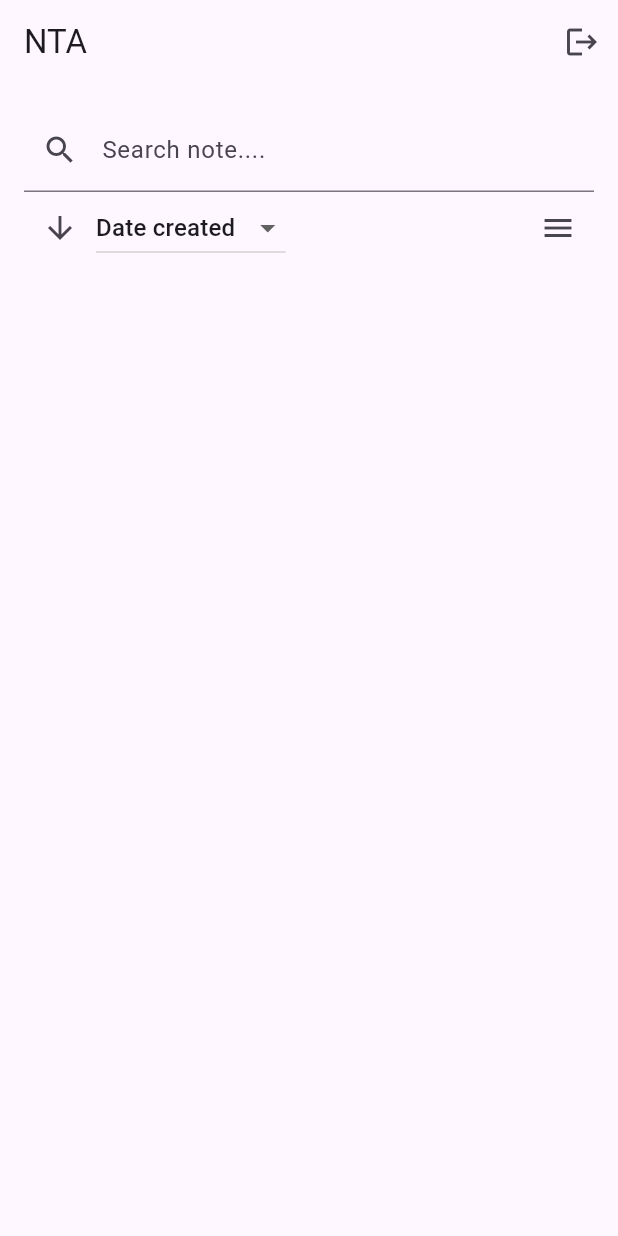
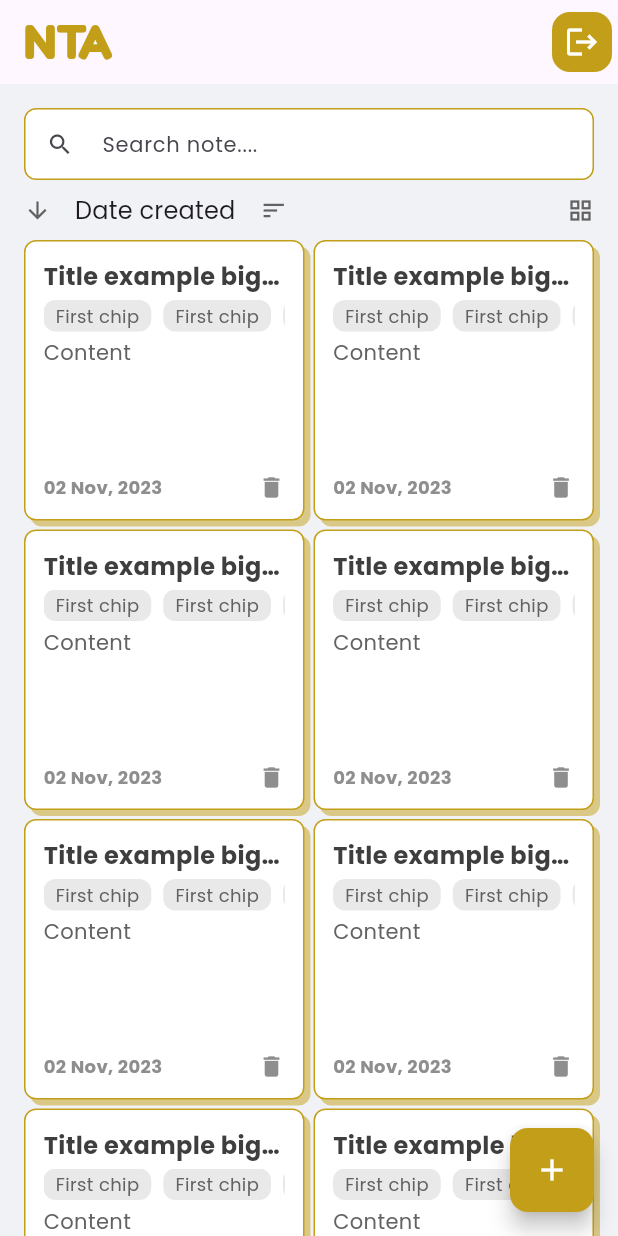
Before and after one commit to Mahe077/NTA, a Flutter app: the screen it shows after launch, on a phone screen of 412 x 824 dp. Run offline on Flutter 3.47's test engine with Material 3 defaults, Android fonts, the phone set to English and light mode, and no system bars.

Commit message:
created the UI

```diff
--- /dev/null
+++ b/lib/core/constants.dart
@@ -0,0 +1,11 @@
+import 'package:flutter/material.dart';
+
+const Color primary = Color(0xFFC39E18);
+const Color grey900 = Color(0xFF3E3E3E);
+const Color grey700 = Color(0xFF626262);
+const Color grey500 = Color(0xFF8E8E8E);
+const Color grey300 = Color(0xFFBEBEBE);
+const Color grey100 = Color(0xFFE9E9E9);
+const Color background = Color(0xFFF1F2F6);
+const Color black = Colors.black;
+const Color white = Colors.white;
--- a/lib/main.dart
+++ b/lib/main.dart
@@ -1,4 +1,5 @@
 import 'package:flutter/material.dart';
+import 'package:nta/core/constants.dart';
 import 'package:nta/pages/main_page.dart';
 
 void main() {
@@ -13,9 +14,17 @@ class MyApp extends StatelessWidget {
     return MaterialApp(
       title: 'NTA',
       theme: ThemeData(
-        colorScheme: ColorScheme.fromSeed(seedColor: Colors.deepPurple),
-        useMaterial3: true,
-      ),
+          colorScheme: ColorScheme.fromSeed(seedColor: Colors.deepPurple),
+          useMaterial3: true,
+          fontFamily: 'Poppins',
+          scaffoldBackgroundColor: background,
+          appBarTheme: Theme.of(context).appBarTheme.copyWith(
+              // backgroundColor: Colors.transparent,
+              titleTextStyle: const TextStyle(
+                  color: primary,
+                  fontSize: 32,
+                  fontFamily: 'Fredoka',
+                  fontWeight: FontWeight.bold))),
       debugShowCheckedModeBanner: false,
       home: const MainPage(),
     );
--- a/lib/pages/main_page.dart
+++ b/lib/pages/main_page.dart
@@ -1,5 +1,9 @@
 import 'package:flutter/material.dart';
-import 'package:font_awesome_flutter/font_awesome_flutter.dart';
+import 'package:nta/core/constants.dart';
+import 'package:nta/widgets/note_add.dart';
+import 'package:nta/widgets/notes_grid.dart';
+import 'package:nta/widgets/notes_list.dart';
+import 'package:nta/widgets/search_field.dart';
 
 class MainPage extends StatefulWidget {
   const MainPage({super.key});
@@ -11,6 +15,10 @@ class MainPage extends StatefulWidget {
 class _MainPageState extends State<MainPage> {
   final List<String> dropdownOptions = ["Date created", "Date modified"];
   late String dropdownValue = dropdownOptions.first;
+
+  bool isDesceding = true;
+  bool isGrid = true;
+
   @override
   Widget build(BuildContext context) {
     return Scaffold(
@@ -21,37 +29,103 @@ class _MainPageState extends State<MainPage> {
             onPressed: () {},
             icon: const Icon(
               Icons.logout,
-              ))
+            ),
+            style: IconButton.styleFrom(
+                backgroundColor: primary,
+                foregroundColor: white,
+                shape: RoundedRectangleBorder(
+                    borderRadius: BorderRadius.circular(12))),
+          )
         ],
       ),
+      floatingActionButton: const NoteAdd(),
       body: Padding(
         padding: const EdgeInsets.all(16.0),
         child: Column(
           children: [
-            const TextField(
-              decoration: InputDecoration(
-                  labelText: 'Search note....', prefixIcon: Icon(Icons.search)),
-            ),
-            Row(
+            const searchField(),
+            // view options
+            Padding(
+              padding: const EdgeInsets.symmetric(vertical: 8.0),
+              child: Row(
                 children: [
                   IconButton(
-                    onPressed: () {}, icon: const Icon(Icons.arrow_downward)),
-                DropdownButton(
+                    onPressed: () {
+                      setState(() {
+                        isDesceding = !isDesceding;
+                      });
+                    },
+                    icon: Icon(isDesceding
+                        ? Icons.arrow_downward
+                        : Icons.arrow_upward),
+                    padding: EdgeInsets.zero,
+                    visualDensity: VisualDensity.compact,
+                    constraints: const BoxConstraints(),
+                    style: IconButton.styleFrom(
+                        tapTargetSize: MaterialTapTargetSize.shrinkWrap),
+                    iconSize: 18,
+                    color: grey700,
+                  ),
+                  const SizedBox(
+                    width: 16,
+                  ),
+                  DropdownButton<String>(
                       value: dropdownValue,
+                      icon: const Padding(
+                        padding: EdgeInsets.only(left: 8.0),
+                        child: Icon(
+                          Icons.sort,
+                          size: 18,
+                          color: grey700,
+                        ),
+                      ),
+                      underline: const SizedBox.shrink(),
+                      borderRadius: BorderRadius.circular(12),
+                      isDense: true,
                       items: dropdownOptions
                           .map((i) => DropdownMenuItem(
                                 value: i,
-                              child: Text(i),
+                                child: Row(
+                                  children: [
+                                    Text(i),
+                                    if (i == dropdownValue) ...[
+                                      const SizedBox(
+                                        width: 2,
+                                      ),
+                                      const Icon(Icons.check)
+                                    ]
+                                  ],
+                                ),
                               ))
                           .toList(),
+                      selectedItemBuilder: (context) =>
+                          dropdownOptions.map((e) => Text(e)).toList(),
                       onChanged: (newValue) {
                         setState(() {
                           dropdownValue = newValue!;
                         });
                       }),
-                Spacer(),
-                IconButton(onPressed: () {}, icon: const Icon(Icons.menu))
+                  const Spacer(),
+                  IconButton(
+                    onPressed: () {
+                      setState(() {
+                        isGrid = !isGrid;
+                      });
+                    },
+                    icon: Icon(isGrid ? Icons.grid_view : Icons.menu),
+                    padding: EdgeInsets.zero,
+                    visualDensity: VisualDensity.compact,
+                    constraints: const BoxConstraints(),
+                    style: IconButton.styleFrom(
+                        tapTargetSize: MaterialTapTargetSize.shrinkWrap),
+                    iconSize: 18,
+                    color: grey700,
+                  )
                 ],
+              ),
+            ),
+            Expanded(
+              child: isGrid ? const NotesGrid() : const NotesList(),
             )
           ],
         ),
--- /dev/null
+++ b/lib/widgets/note_add.dart
@@ -0,0 +1,20 @@
+import 'package:flutter/material.dart';
+import 'package:nta/core/constants.dart';
+
+class NoteAdd extends StatelessWidget {
+  const NoteAdd({
+    super.key,
+  });
+
+  @override
+  Widget build(BuildContext context) {
+    return FloatingActionButton(
+        onPressed: () {},
+        backgroundColor: primary,
+        foregroundColor: white,
+        shape: RoundedRectangleBorder(borderRadius: BorderRadius.circular(12)),
+        child: const Icon(
+          Icons.add,
+        ));
+  }
+}
--- /dev/null
+++ b/lib/widgets/note_card.dart
@@ -0,0 +1,94 @@
+import 'package:flutter/material.dart';
+import 'package:nta/core/constants.dart';
+
+class NoteCard extends StatelessWidget {
+  const NoteCard({
+    required this.isInGrid,
+    super.key,
+  });
+
+  final bool isInGrid;
+
+  @override
+  Widget build(BuildContext context) {
+    return Container(
+      decoration: BoxDecoration(
+          color: white,
+          border: Border.all(color: primary),
+          borderRadius: BorderRadius.circular(8),
+          boxShadow: [
+            BoxShadow(
+              color: primary.withOpacity(0.5),
+              offset: const Offset(4, 4),
+            )
+          ]),
+      padding: const EdgeInsets.all(12),
+      child: Column(
+        crossAxisAlignment: CrossAxisAlignment.start,
+        children: [
+          const Text(
+            "Title example bigger",
+            maxLines: 1,
+            overflow: TextOverflow.ellipsis,
+            style: TextStyle(
+                fontWeight: FontWeight.bold, fontSize: 16, color: grey900),
+          ),
+          const SizedBox(height: 4),
+          SingleChildScrollView(
+            scrollDirection: Axis.horizontal,
+            child: Row(
+              children: List.generate(
+                3,
+                (index) => Container(
+                  decoration: BoxDecoration(
+                      borderRadius: BorderRadius.circular(8), color: grey100),
+                  padding: const EdgeInsets.symmetric(
+                    horizontal: 8,
+                    vertical: 2,
+                  ),
+                  margin: const EdgeInsets.only(right: 8),
+                  child: const Text(
+                    "First chip",
+                    style: TextStyle(
+                      fontSize: 12,
+                      color: grey700,
+                    ),
+                  ),
+                ),
+              ),
+            ),
+          ),
+          const SizedBox(height: 4),
+          if (isInGrid)
+            const Expanded(
+                child: Text(
+              "Content",
+              style: TextStyle(color: grey700),
+            ))
+          else
+            const Text(
+              "Content is much much bigger than in grid content so had to define max line to reduce in to fewer lines to corpse the the list view becomes a grid view like UI",
+              maxLines: 3,
+              overflow: TextOverflow.ellipsis,
+              style: TextStyle(color: grey700),
+            ),
+          const Row(
+            children: [
+              Text(
+                "02 Nov, 2023",
+                style: TextStyle(
+                    fontSize: 12, fontWeight: FontWeight.w600, color: grey500),
+              ),
+              Spacer(),
+              Icon(
+                Icons.delete,
+                color: grey500,
+                size: 18,
+              )
+            ],
+          )
+        ],
+      ),
+    );
+  }
+}
--- /dev/null
+++ b/lib/widgets/notes_grid.dart
@@ -0,0 +1,25 @@
+import 'package:flutter/material.dart';
+
+import 'note_card.dart';
+
+class NotesGrid extends StatelessWidget {
+  const NotesGrid({super.key});
+
+  @override
+  Widget build(BuildContext context) {
+    return GridView.builder(
+        itemCount: 15,
+        clipBehavior: Clip.none,
+        gridDelegate: const SliverGridDelegateWithFixedCrossAxisCount(
+          crossAxisCount: 2,
+          crossAxisSpacing: 6,
+          mainAxisSpacing: 6,
+        ),
+        itemBuilder: (context, int index) {
+          // note card
+          return const NoteCard(
+            isInGrid: true,
+          );
+        });
+  }
+}
--- /dev/null
+++ b/lib/widgets/notes_list.dart
@@ -0,0 +1,27 @@
+import 'package:flutter/material.dart';
+import 'package:nta/widgets/note_card.dart';
+
+class NotesList extends StatefulWidget {
+  const NotesList({super.key});
+
+  @override
+  State<NotesList> createState() => _NoteListState();
+}
+
+class _NoteListState extends State<NotesList> {
+  @override
+  Widget build(BuildContext context) {
+    return ListView.separated(
+      itemCount: 15,
+      itemBuilder: (context, index) {
+        return const NoteCard(
+          isInGrid: false,
+        );
+      },
+      clipBehavior: Clip.none,
+      separatorBuilder: (context, index) => const SizedBox(
+        height: 8,
+      ),
+    );
+  }
+}
--- /dev/null
+++ b/lib/widgets/search_field.dart
@@ -0,0 +1,32 @@
+import 'package:flutter/material.dart';
+
+import '../core/constants.dart';
+
+class searchField extends StatelessWidget {
+  const searchField({
+    super.key,
+  });
+
+  @override
+  Widget build(BuildContext context) {
+    return TextField(
+      decoration: InputDecoration(
+        hintText: 'Search note....',
+        hintStyle: const TextStyle(fontSize: 14),
+        prefixIcon: const Icon(
+          Icons.search,
+          size: 18,
+        ),
+        fillColor: white,
+        filled: true,
+        isDense: true,
+        enabledBorder: OutlineInputBorder(
+            borderRadius: BorderRadius.circular(8),
+            borderSide: const BorderSide(color: primary)),
+        focusedBorder: OutlineInputBorder(
+            borderRadius: BorderRadius.circular(8),
+            borderSide: const BorderSide(color: primary)),
+      ),
+    );
+  }
+}
```
Also changed, not shown: pubspec.yaml (+13 -0 lines), assets/fonts/fredoka/Fredoka-Bold.ttf (added), assets/fonts/fredoka/Fredoka-Regular.ttf (added), assets/fonts/poppins/Poppins-Bold.ttf (added), assets/fonts/poppins/Poppins-Italic.ttf (added), assets/fonts/poppins/Poppins-Regular.ttf (added), 1 other file. Lines whose indentation alone changed are shown as unchanged.
